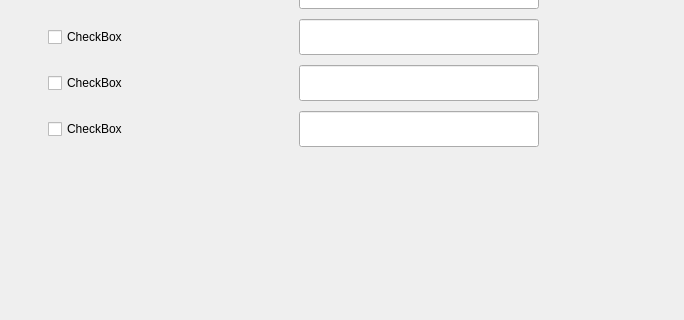
Old version of the form Adora/Adora/Ui/Setting/WritingSettingWidget.ui in the repository hash1018/Adora; both pictures show x 0 to 684 and y 250 to 570 of the 684 by 570 pixel window.
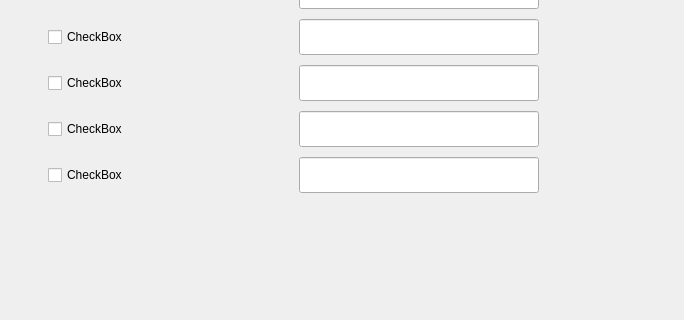
New version of the form. Custom widgets are drawn as their Qt base class.

Commit message: added deleteAll hotkey

```diff
--- a/Adora/Adora/Ui/Setting/WritingSettingWidget.ui
+++ b/Adora/Adora/Ui/Setting/WritingSettingWidget.ui
@@ -367,6 +367,53 @@
     </size>
    </property>
   </widget>
+  <widget class="QCheckBox" name="useDeleteAllHotkeyCheckBox">
+   <property name="geometry">
+    <rect>
+     <x>48</x>
+     <y>407</y>
+     <width>200</width>
+     <height>36</height>
+    </rect>
+   </property>
+   <property name="minimumSize">
+    <size>
+     <width>200</width>
+     <height>36</height>
+    </size>
+   </property>
+   <property name="maximumSize">
+    <size>
+     <width>200</width>
+     <height>36</height>
+    </size>
+   </property>
+   <property name="text">
+    <string>CheckBox</string>
+   </property>
+  </widget>
+  <widget class="HotkeyLineEdit" name="deleteAllHotkeyLineEdit">
+   <property name="geometry">
+    <rect>
+     <x>299</x>
+     <y>407</y>
+     <width>240</width>
+     <height>36</height>
+    </rect>
+   </property>
+   <property name="minimumSize">
+    <size>
+     <width>240</width>
+     <height>36</height>
+    </size>
+   </property>
+   <property name="maximumSize">
+    <size>
+     <width>240</width>
+     <height>36</height>
+    </size>
+   </property>
+  </widget>
  </widget>
  <customwidgets>
   <customwidget>
```
The commit also changes 9 other files.
